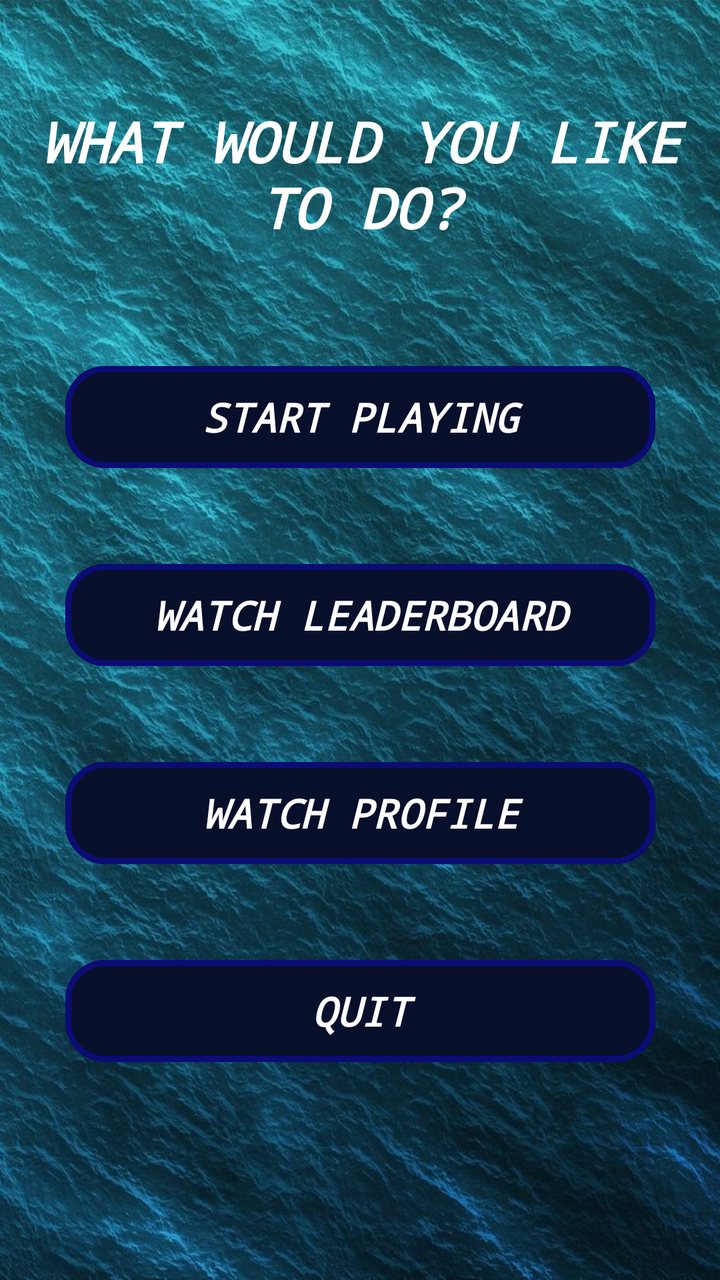
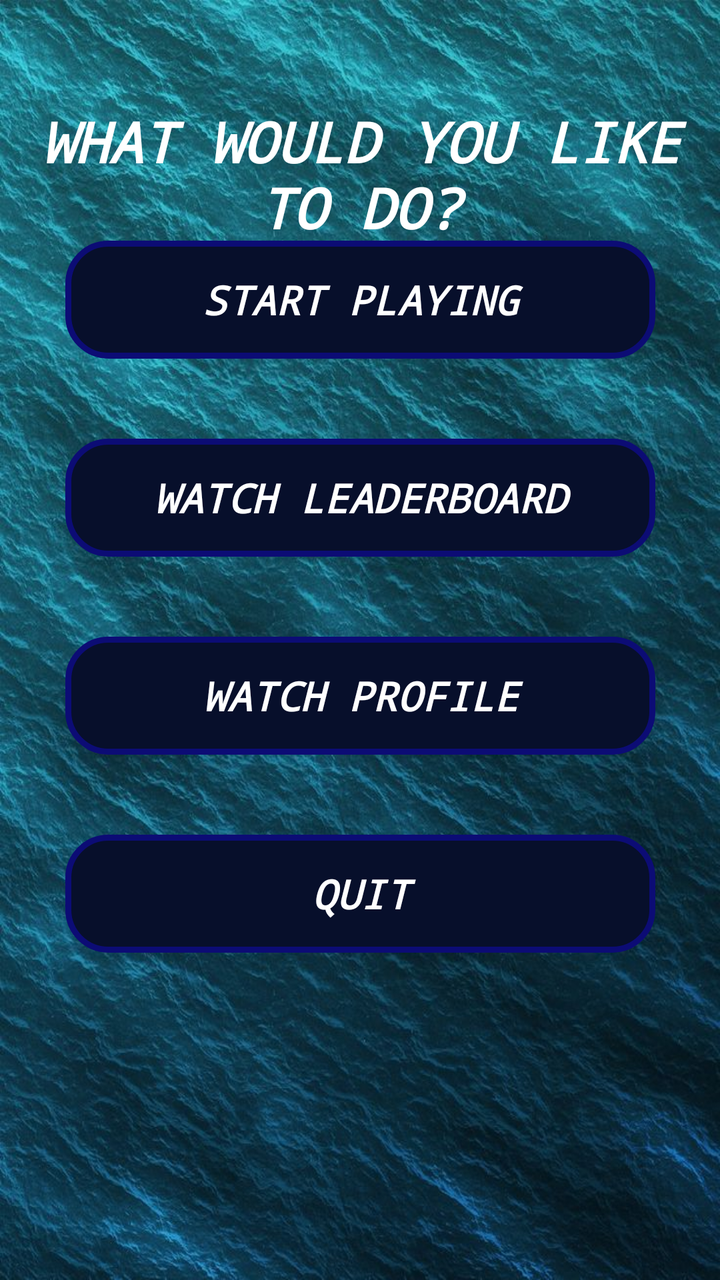

Compare the two renders of this Android layout. The source of the first and the diff that turns it into the second are given below.
<!-- AndroidManifest.xml: application theme Theme.BattleshipClient -->
<!-- res/layout/activity_options.xml -->
<?xml version="1.0" encoding="utf-8"?>
<androidx.constraintlayout.widget.ConstraintLayout xmlns:android="http://schemas.android.com/apk/res/android"
xmlns:app="http://schemas.android.com/apk/res-auto"
xmlns:tools="http://schemas.android.com/tools"
android:layout_width="match_parent"
android:layout_height="match_parent"
android:background="@drawable/sea_water_background"
tools:context=".view.activities.OptionsActivity">



        <TextView
            android:id="@+id/titleViewId"
            android:layout_width="346dp"
            android:layout_height="75dp"
            android:layout_marginTop="52dp"
            android:fontFamily="monospace"
            android:text="WHAT WOULD YOU LIKE TO DO?"
            android:textAlignment="center"
            android:textColor="@color/white"
            android:textSize="50sp"
            android:textStyle="bold|italic"
            app:autoSizeMaxTextSize="70sp"
            app:autoSizeMinTextSize="12sp"
            app:autoSizeStepGranularity="2sp"
            app:autoSizeTextType="uniform"
            app:layout_constraintEnd_toEndOf="parent"
            app:layout_constraintStart_toStartOf="parent"
            app:layout_constraintTop_toTopOf="parent" />

        <Button
            android:id="@+id/startPlayinhBtnId"
            android:layout_width="295dp"
            android:layout_height="59dp"
            android:layout_marginTop="52dp"
            android:backgroundTint="@color/navy"
            android:cursorVisible="false"
            android:fontFamily="monospace"
            android:onClick="goToGameRooms"
            android:text="START PLAYING"
            android:textColor="@color/white"
            android:textSize="20sp"
            android:textStyle="bold|italic"
            app:autoSizeMaxTextSize="20sp"
            app:autoSizeMinTextSize="12sp"
            app:autoSizeStepGranularity="2sp"
            app:autoSizeTextType="uniform"
            app:cornerRadius="20dp"
            app:layout_constraintEnd_toEndOf="parent"
            app:layout_constraintStart_toStartOf="parent"
            app:layout_constraintTop_toBottomOf="@+id/titleViewId"
            app:strokeColor="#0C0C75"
            app:strokeWidth="3dp" />

        <Button
            android:id="@+id/goToLeaderboardBtnId"
            android:layout_width="295dp"
            android:layout_height="59dp"
            android:layout_marginTop="40dp"
            android:backgroundTint="@color/navy"
            android:cursorVisible="false"
            android:fontFamily="monospace"
            android:text="WATCH LEADERBOARD"
            android:textColor="@color/white"
            android:textSize="20sp"
            android:textStyle="bold|italic"
            app:autoSizeMaxTextSize="20sp"
            app:autoSizeMinTextSize="12sp"
            app:autoSizeStepGranularity="2sp"
            app:autoSizeTextType="uniform"
            app:cornerRadius="20dp"

            app:layout_constraintEnd_toEndOf="parent"
            app:layout_constraintStart_toStartOf="parent"
            app:layout_constraintTop_toBottomOf="@+id/startPlayinhBtnId"
            app:strokeColor="#0C0C75"
            app:strokeWidth="3dp" />

        <Button
            android:id="@+id/watchProfileId"
            android:layout_width="295dp"
            android:layout_height="59dp"
            android:layout_marginTop="40dp"
            android:backgroundTint="@color/navy"
            android:cursorVisible="false"
            android:fontFamily="monospace"
            android:text="WATCH PROFILE"
            android:textColor="@color/white"
            android:textSize="20sp"
            android:textStyle="bold|italic"
            app:autoSizeMaxTextSize="20sp"
            app:autoSizeMinTextSize="12sp"
            app:autoSizeStepGranularity="2sp"
            app:autoSizeTextType="uniform"
            app:cornerRadius="20dp"

            app:layout_constraintEnd_toEndOf="parent"
            app:layout_constraintStart_toStartOf="parent"
            app:layout_constraintTop_toBottomOf="@+id/goToLeaderboardBtnId"
            app:strokeColor="#0C0C75"
            app:strokeWidth="3dp" />

        <Button
            android:id="@+id/quitBtnId"
            android:layout_width="295dp"
            android:layout_height="59dp"
            android:layout_marginTop="40dp"
            android:backgroundTint="@color/navy"
            android:cursorVisible="false"
            android:fontFamily="monospace"
            android:text="QUIT"
            android:textColor="@color/white"
            android:textSize="20sp"

            android:textStyle="bold|italic"
            app:autoSizeMaxTextSize="20sp"
            app:autoSizeMinTextSize="12sp"
            app:autoSizeStepGranularity="2sp"
            app:autoSizeTextType="uniform"
            app:cornerRadius="20dp"
            app:layout_constraintEnd_toEndOf="parent"
            app:layout_constraintStart_toStartOf="parent"
            app:layout_constraintTop_toBottomOf="@+id/watchProfileId"
            app:strokeColor="#0C0C75"
            app:strokeWidth="3dp" />

</androidx.constraintlayout.widget.ConstraintLayout>
<!-- resources referenced by this layout -->
<resources>
  <color name="navy">#070F2B</color>
  <color name="white">#FFFFFFFF</color>
  <!-- drawable sea_water_background: jpg bitmap (drawable, 176063 bytes) -->
  <style name="Theme.BattleshipClient" parent="Base.Theme.BattleshipClient" />
  <style name="Base.Theme.BattleshipClient" parent="Theme.Material3.DayNight.NoActionBar">
          <item name="colorPrimary">@color/black</item>
          
          
      </style>
  <color name="black">#FF000000</color>
</resources>

<!-- the commit's change to res/layout/activity_options.xml (unified diff, before → after) -->
@@ -11,117 +11,68 @@ tools:context=".view.activities.OptionsActivity">
 
         <TextView
             android:id="@+id/titleViewId"
+            style="@style/LargeTextViewAppearance"
             android:layout_width="346dp"
             android:layout_height="75dp"
             android:layout_marginTop="52dp"
-            android:fontFamily="monospace"
             android:text="WHAT WOULD YOU LIKE TO DO?"
-            android:textAlignment="center"
-            android:textColor="@color/white"
-            android:textSize="50sp"
-            android:textStyle="bold|italic"
-            app:autoSizeMaxTextSize="70sp"
-            app:autoSizeMinTextSize="12sp"
-            app:autoSizeStepGranularity="2sp"
-            app:autoSizeTextType="uniform"
             app:layout_constraintEnd_toEndOf="parent"
             app:layout_constraintStart_toStartOf="parent"
             app:layout_constraintTop_toTopOf="parent" />
 
+
         <Button
             android:id="@+id/startPlayinhBtnId"
+            style="@style/ButtonTextAppearance"
             android:layout_width="295dp"
             android:layout_height="59dp"
-            android:layout_marginTop="52dp"
-            android:backgroundTint="@color/navy"
-            android:cursorVisible="false"
-            android:fontFamily="monospace"
+            android:layout_marginBottom="84dp"
+            android:background="@drawable/custom_navigation_button_background"
             android:onClick="goToGameRooms"
             android:text="START PLAYING"
-            android:textColor="@color/white"
-            android:textSize="20sp"
-            android:textStyle="bold|italic"
-            app:autoSizeMaxTextSize="20sp"
-            app:autoSizeMinTextSize="12sp"
-            app:autoSizeStepGranularity="2sp"
-            app:autoSizeTextType="uniform"
-            app:cornerRadius="20dp"
+            app:layout_constraintBottom_toBottomOf="parent"
             app:layout_constraintEnd_toEndOf="parent"
             app:layout_constraintStart_toStartOf="parent"
-            app:layout_constraintTop_toBottomOf="@+id/titleViewId"
-            app:strokeColor="#0C0C75"
-            app:strokeWidth="3dp" />
+            app:layout_constraintTop_toTopOf="parent"
+            app:layout_constraintVertical_bias="0.242" />
 
         <Button
             android:id="@+id/goToLeaderboardBtnId"
+            style="@style/ButtonTextAppearance"
             android:layout_width="295dp"
             android:layout_height="59dp"
             android:layout_marginTop="40dp"
-            android:backgroundTint="@color/navy"
-            android:cursorVisible="false"
-            android:fontFamily="monospace"
+            android:background="@drawable/custom_navigation_button_background"
             android:text="WATCH LEADERBOARD"
-            android:textColor="@color/white"
-            android:textSize="20sp"
-            android:textStyle="bold|italic"
-            app:autoSizeMaxTextSize="20sp"
-            app:autoSizeMinTextSize="12sp"
-            app:autoSizeStepGranularity="2sp"
-            app:autoSizeTextType="uniform"
-            app:cornerRadius="20dp"
-
             app:layout_constraintEnd_toEndOf="parent"
             app:layout_constraintStart_toStartOf="parent"
             app:layout_constraintTop_toBottomOf="@+id/startPlayinhBtnId"
-            app:strokeColor="#0C0C75"
-            app:strokeWidth="3dp" />
+            />
 
         <Button
             android:id="@+id/watchProfileId"
+            style="@style/ButtonTextAppearance"
             android:layout_width="295dp"
             android:layout_height="59dp"
             android:layout_marginTop="40dp"
-            android:backgroundTint="@color/navy"
-            android:cursorVisible="false"
-            android:fontFamily="monospace"
+            android:background="@drawable/custom_navigation_button_background"
             android:text="WATCH PROFILE"
-            android:textColor="@color/white"
-            android:textSize="20sp"
-            android:textStyle="bold|italic"
-            app:autoSizeMaxTextSize="20sp"
-            app:autoSizeMinTextSize="12sp"
-            app:autoSizeStepGranularity="2sp"
-            app:autoSizeTextType="uniform"
-            app:cornerRadius="20dp"
-
             app:layout_constraintEnd_toEndOf="parent"
             app:layout_constraintStart_toStartOf="parent"
             app:layout_constraintTop_toBottomOf="@+id/goToLeaderboardBtnId"
-            app:strokeColor="#0C0C75"
-            app:strokeWidth="3dp" />
+             />
 
         <Button
             android:id="@+id/quitBtnId"
+            style="@style/ButtonTextAppearance"
             android:layout_width="295dp"
             android:layout_height="59dp"
             android:layout_marginTop="40dp"
-            android:backgroundTint="@color/navy"
-            android:cursorVisible="false"
-            android:fontFamily="monospace"
+            android:background="@drawable/custom_navigation_button_background"
             android:text="QUIT"
-            android:textColor="@color/white"
-            android:textSize="20sp"
-
-            android:textStyle="bold|italic"
-            app:autoSizeMaxTextSize="20sp"
-            app:autoSizeMinTextSize="12sp"
-            app:autoSizeStepGranularity="2sp"
-            app:autoSizeTextType="uniform"
-            app:cornerRadius="20dp"
             app:layout_constraintEnd_toEndOf="parent"
             app:layout_constraintStart_toStartOf="parent"
             app:layout_constraintTop_toBottomOf="@+id/watchProfileId"
-            app:strokeColor="#0C0C75"
-            app:strokeWidth="3dp" />
+             />
 
 </androidx.constraintlayout.widget.ConstraintLayout>
<!-- resource entries referenced after the edit -->
@@ -1,8 +1,56 @@
 <!-- resources referenced by this layout -->
 <resources>
+  <!-- drawable custom_navigation_button_background (drawable) -->
+  <?xml version="1.0" encoding="utf-8"?>
+  <shape xmlns:android="http://schemas.android.com/apk/res/android">
+      <corners android:radius="20dp" />
+      <gradient
+          android:angle="45"
+          android:endColor="@color/navy"
+          android:startColor="@color/navy"
+          android:type="linear" />
+  
+  
+      <stroke android:width="3dp" android:color="@color/buttonStroke" />
+  
+  </shape>
   <color name="navy">#070F2B</color>
+  <color name="buttonStroke">#0C0C75</color>
   <color name="white">#FFFFFFFF</color>
   <!-- drawable sea_water_background: jpg bitmap (drawable, 176063 bytes) -->
+  <style name="ButtonTextAppearance">
+          <item name="android:textColor">@color/white</item>
+          <item name="android:textSize">40sp</item>
+          <item name="android:layout_width">wrap_content</item>
+          <item name="android:layout_height">wrap_content</item>
+          <item name="android:textStyle">bold|italic</item>
+          <item name="android:fontFamily">monospace</item>
+          <item name="autoSizeMaxTextSize">20sp</item>
+          <item name="autoSizeMinTextSize">12sp</item>
+          <item name="android:textAlignment">center</item>
+          <item name="autoSizeTextType">uniform</item>
+          <item name="autoSizeStepGranularity">2sp</item>
+          <item name="backgroundTint">@null</item>
+  
+  
+      </style>
+  <style name="LargeTextViewAppearance">
+          <item name="android:textColor">@color/white</item>
+          <item name="android:textSize">40sp</item>
+          <item name="android:layout_width">wrap_content</item>
+          <item name="android:layout_height">wrap_content</item>
+          <item name="android:textStyle">bold|italic</item>
+          <item name="android:fontFamily">monospace</item>
+          <item name="autoSizeMaxTextSize">70sp</item>
+          <item name="autoSizeMinTextSize">12sp</item>
+          <item name="autoSizeTextType">uniform</item>
+          <item name="autoSizeStepGranularity">2sp</item>
+          <item name="backgroundTint">@null</item>
+          <item name="android:textAlignment">center</item>
+  
+  
+  
+      </style>
   <style name="Theme.BattleshipClient" parent="Base.Theme.BattleshipClient" />
   <style name="Base.Theme.BattleshipClient" parent="Theme.Material3.DayNight.NoActionBar">
           <item name="colorPrimary">@color/black</item>
